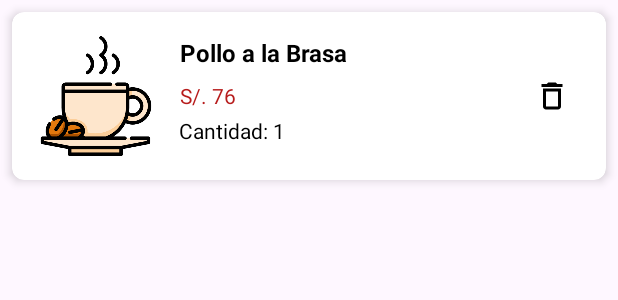
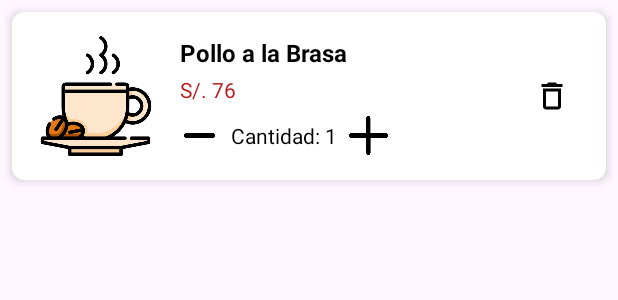
Before and after one commit to nDamt/ElPollonMovil, an Android app: the layout item_cart_product.xml on its own in the app's theme, with its tools: preview values and no code run, on a phone screen of 412 x 824 dp. Shown: the top 300 px of the screen. Run offline under Robolectric (Android 15) with nearby library versions, the phone set to English and light mode, and no system bars.

Commit message:
Mejorar diseño del carrito: arreglados íconos de suma/resta y reordenado layout

```diff
--- a/app/src/main/res/layout/item_cart_product.xml
+++ b/app/src/main/res/layout/item_cart_product.xml
@@ -12,6 +12,7 @@
         android:layout_height="wrap_content"
         android:padding="16dp">
 
+        <!-- Imagen del producto -->
         <ImageView
             android:id="@+id/producto_image"
             android:layout_width="80dp"
@@ -21,6 +22,7 @@
             android:src="@drawable/ic_product"
             android:contentDescription="@string/product_image_desc" />
 
+        <!-- Nombre del producto -->
         <TextView
             android:id="@+id/producto_name"
             android:layout_width="wrap_content"
@@ -32,6 +34,7 @@
             android:textSize="16sp"
             android:textStyle="bold" />
 
+        <!-- Precio -->
         <TextView
             android:id="@+id/product_price"
             android:layout_width="wrap_content"
@@ -39,24 +42,55 @@
             android:layout_below="@id/producto_name"
             android:layout_toEndOf="@id/producto_image"
             android:layout_marginStart="16dp"
-            android:layout_marginTop="8dp"
+            android:layout_marginTop="4dp"
             android:text="S/. 76"
             android:textSize="14sp"
             android:textColor="#B71C1C" />
 
-
-        <TextView
-            android:id="@+id/product_quantity"
+        <!-- Cantidad + botones -->
+        <LinearLayout
+            android:id="@+id/quantity_layout"
             android:layout_width="wrap_content"
             android:layout_height="wrap_content"
             android:layout_below="@id/product_price"
-            android:layout_marginStart="15dp"
-            android:layout_marginTop="4dp"
             android:layout_toEndOf="@id/producto_image"
-            android:text="Cantidad: 1"
-            android:textColor="#000000"
-            android:textSize="14sp" />
+            android:layout_marginStart="16dp"
+            android:layout_marginTop="8dp"
+            android:orientation="horizontal"
+            android:gravity="center_vertical">
 
+            <!-- Botón restar -->
+            <ImageButton
+                android:id="@+id/button_decrease"
+                android:layout_width="26dp"
+                android:layout_height="26dp"
+                android:background="@android:color/transparent"
+                android:src="@drawable/ic_resta"
+                android:scaleType="centerInside"
+                android:contentDescription="Quitar" />
+
+            <!-- Texto cantidad -->
+            <TextView
+                android:id="@+id/product_quantity"
+                android:layout_width="wrap_content"
+                android:layout_height="wrap_content"
+                android:layout_marginHorizontal="8dp"
+                android:text="Cantidad: 1"
+                android:textColor="#000000"
+                android:textSize="14sp" />
+
+            <!-- Botón sumar -->
+            <ImageButton
+                android:id="@+id/button_increase"
+                android:layout_width="26dp"
+                android:layout_height="26dp"
+                android:background="@android:color/transparent"
+                android:src="@drawable/ic_suma"
+                android:scaleType="centerInside"
+                android:contentDescription="Agregar" />
+        </LinearLayout>
+
+        <!-- Botón eliminar -->
         <ImageButton
             android:id="@+id/delete_product_button"
             android:layout_width="40dp"
@@ -66,5 +100,6 @@
             android:background="@android:color/transparent"
             android:src="@drawable/ic_delete"
             android:contentDescription="@string/delete_product_desc" />
+
     </RelativeLayout>
 </androidx.cardview.widget.CardView>
```
Also changed, not shown: app/src/main/java/com/example/examenfinal/CartActivity.kt (+14 -8 lines), app/src/main/java/com/example/examenfinal/CartAdapter.kt (+18 -1 lines), app/src/main/res/drawable/ic_resta.png (added), app/src/main/res/drawable/ic_suma.png (added).
